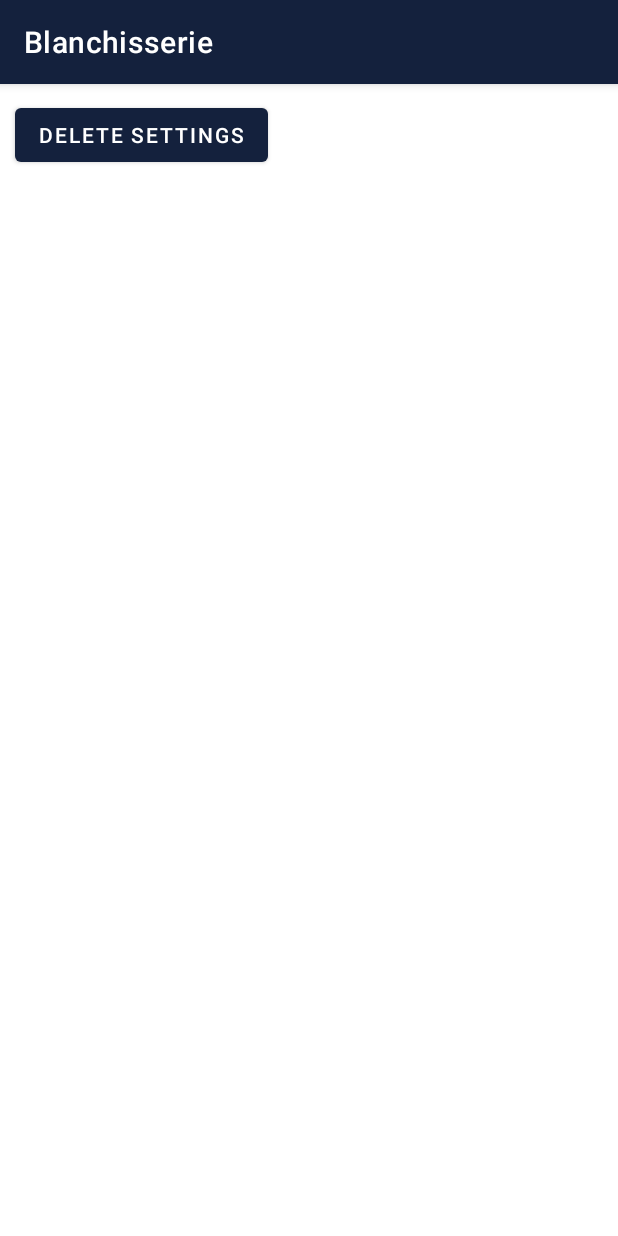
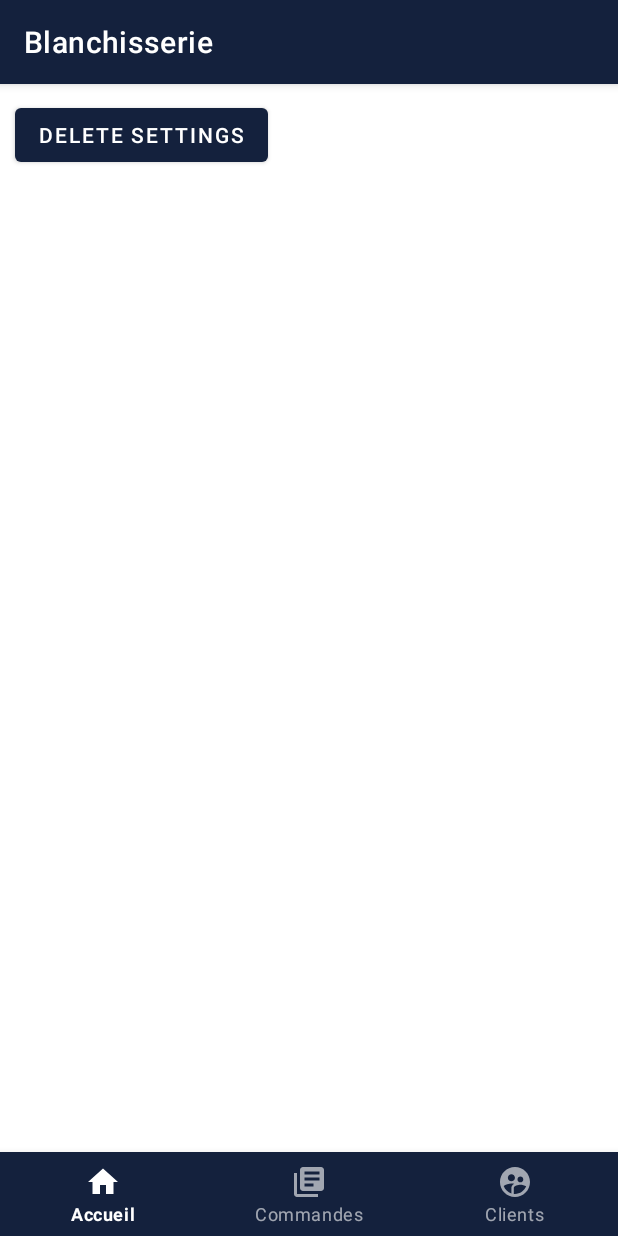
Before and after one commit to naoufalb99/blanchisserie-android, an Android app: the HomeActivity screen opened directly, with no data from a screen before it, on a phone screen of 412 x 824 dp. Run offline under Robolectric (Android 15) with nearby library versions, the phone set to English and light mode, and no system bars; our stand-ins replace Room's generated code.

Commit message:
wip: bottom nav

```diff
--- a/app/build.gradle
+++ b/app/build.gradle
@@ -37,6 +37,11 @@ dependencies {
 }
 
 dependencies {
+
+    implementation 'androidx.annotation:annotation:1.1.0'
+    implementation 'androidx.constraintlayout:constraintlayout:2.0.4'
+    implementation 'androidx.lifecycle:lifecycle-livedata-ktx:2.2.0'
+    implementation 'androidx.lifecycle:lifecycle-viewmodel-ktx:2.2.0'
     def room_version = "2.2.6"
 
     implementation "androidx.room:room-runtime:$room_version"
--- a/app/src/main/java/iao/master/blanchisserie/activities/HomeActivity.java
+++ b/app/src/main/java/iao/master/blanchisserie/activities/HomeActivity.java
@@ -12,10 +12,10 @@ import iao.master.blanchisserie.R;
 import iao.master.blanchisserie.daos.SettingsDao;
 import iao.master.blanchisserie.database.Database;
 
-
 public class HomeActivity extends AppCompatActivity {
 
     Button delete;
+
     @Override
     protected void onCreate(@Nullable Bundle savedInstanceState) {
         super.onCreate(savedInstanceState);
--- a/app/src/main/java/iao/master/blanchisserie/database/Database.java
+++ b/app/src/main/java/iao/master/blanchisserie/database/Database.java
@@ -13,10 +13,13 @@ import iao.master.blanchisserie.models.Settings;
 public abstract class Database extends RoomDatabase {
     private static Database db;
 
-    public static synchronized Database getInstance(Context context){
-        if(db == null){
+    public static synchronized Database getInstance(Context context) {
+        if (db == null) {
             db = Room.databaseBuilder(context,
-                    Database.class, "Blanchisserie").allowMainThreadQueries().build();
+                    Database.class, "Blanchisserie")
+                    .allowMainThreadQueries()
+                    .fallbackToDestructiveMigration()
+                    .build();
         }
         return db;
     }
--- /dev/null
+++ b/app/src/main/res/drawable/ic_baseline_clients_circle_24.xml
@@ -0,0 +1,10 @@
+<vector xmlns:android="http://schemas.android.com/apk/res/android"
+    android:width="24dp"
+    android:height="24dp"
+    android:viewportWidth="24"
+    android:viewportHeight="24"
+    android:tint="?attr/colorControlNormal">
+  <path
+      android:fillColor="@android:color/white"
+      android:pathData="M11.99,2c-5.52,0 -10,4.48 -10,10s4.48,10 10,10 10,-4.48 10,-10 -4.48,-10 -10,-10zM15.6,8.34c1.07,0 1.93,0.86 1.93,1.93 0,1.07 -0.86,1.93 -1.93,1.93 -1.07,0 -1.93,-0.86 -1.93,-1.93 -0.01,-1.07 0.86,-1.93 1.93,-1.93zM9.6,6.76c1.3,0 2.36,1.06 2.36,2.36 0,1.3 -1.06,2.36 -2.36,2.36s-2.36,-1.06 -2.36,-2.36c0,-1.31 1.05,-2.36 2.36,-2.36zM9.6,15.89v3.75c-2.4,-0.75 -4.3,-2.6 -5.14,-4.96 1.05,-1.12 3.67,-1.69 5.14,-1.69 0.53,0 1.2,0.08 1.9,0.22 -1.64,0.87 -1.9,2.02 -1.9,2.68zM11.99,20c-0.27,0 -0.53,-0.01 -0.79,-0.04v-4.07c0,-1.42 2.94,-2.13 4.4,-2.13 1.07,0 2.92,0.39 3.84,1.15 -1.17,2.97 -4.06,5.09 -7.45,5.09z"/>
+</vector>
--- /dev/null
+++ b/app/src/main/res/drawable/ic_baseline_home_24.xml
@@ -0,0 +1,10 @@
+<vector xmlns:android="http://schemas.android.com/apk/res/android"
+    android:width="24dp"
+    android:height="24dp"
+    android:viewportWidth="24"
+    android:viewportHeight="24"
+    android:tint="?attr/colorControlNormal">
+  <path
+      android:fillColor="@android:color/white"
+      android:pathData="M10,20v-6h4v6h5v-8h3L12,3 2,12h3v8z"/>
+</vector>
--- /dev/null
+++ b/app/src/main/res/drawable/ic_baseline_orders_24.xml
@@ -0,0 +1,10 @@
+<vector xmlns:android="http://schemas.android.com/apk/res/android"
+    android:width="24dp"
+    android:height="24dp"
+    android:viewportWidth="24"
+    android:viewportHeight="24"
+    android:tint="?attr/colorControlNormal">
+  <path
+      android:fillColor="@android:color/white"
+      android:pathData="M4,6L2,6v14c0,1.1 0.9,2 2,2h14v-2L4,20L4,6zM20,2L8,2c-1.1,0 -2,0.9 -2,2v12c0,1.1 0.9,2 2,2h12c1.1,0 2,-0.9 2,-2L22,4c0,-1.1 -0.9,-2 -2,-2zM19,11L9,11L9,9h10v2zM15,15L9,15v-2h6v2zM19,7L9,7L9,5h10v2z"/>
+</vector>
--- a/app/src/main/res/layout/activity_home.xml
+++ b/app/src/main/res/layout/activity_home.xml
@@ -1,19 +1,15 @@
 <?xml version="1.0" encoding="utf-8"?>
-<LinearLayout xmlns:android="http://schemas.android.com/apk/res/android"
+<RelativeLayout xmlns:android="http://schemas.android.com/apk/res/android"
+    xmlns:app="http://schemas.android.com/apk/res-auto"
     android:layout_width="match_parent"
     android:layout_height="match_parent"
     android:background="#FFFFFF"
-    android:orientation="horizontal">
+    android:orientation="vertical">
 
     <LinearLayout
-        android:layout_width="wrap_content"
-        android:layout_height="wrap_content"
-        android:layout_gravity="center"
-        android:layout_marginTop="50dp"
-        android:layout_marginBottom="10dp"
-        android:orientation="horizontal">
-
-    </LinearLayout>
+        android:layout_width="match_parent"
+        android:layout_height="match_parent"
+        android:layout_above="@id/bottom_navigation">
 
         <Button
             android:id="@+id/delete"
@@ -24,5 +20,13 @@
             android:layout_marginEnd="4dp"
             android:layout_marginBottom="10dp"
             android:text="Delete settings" />
+    </LinearLayout>
 
-</LinearLayout>
+    <com.google.android.material.bottomnavigation.BottomNavigationView
+        android:id="@+id/bottom_navigation"
+        style="@style/Widget.MaterialComponents.BottomNavigationView.Colored"
+        android:layout_width="match_parent"
+        android:layout_height="wrap_content"
+        android:layout_alignParentBottom="true"
+        app:menu="@menu/bottom_navigation_menu" />
+</RelativeLayout>
--- /dev/null
+++ b/app/src/main/res/menu/bottom_navigation_menu.xml
@@ -0,0 +1,18 @@
+<?xml version="1.0" encoding="utf-8"?>
+<menu xmlns:android="http://schemas.android.com/apk/res/android">
+    <item
+        android:id="@+id/menu_item_home"
+        android:enabled="true"
+        android:icon="@drawable/ic_baseline_home_24"
+        android:title="Accueil"/>
+    <item
+        android:id="@+id/menu_item_orders"
+        android:enabled="true"
+        android:icon="@drawable/ic_baseline_orders_24"
+        android:title="Commandes"/>
+    <item
+        android:id="@+id/menu_item_clients"
+        android:enabled="true"
+        android:icon="@drawable/ic_baseline_clients_circle_24"
+        android:title="Clients"/>
+</menu>
--- /dev/null
+++ b/app/src/main/res/values/dimens.xml
@@ -0,0 +1,5 @@
+<resources>
+    <!-- Default screen margins, per the Android Design guidelines. -->
+    <dimen name="fragment_horizontal_margin">16dp</dimen>
+    <dimen name="fragment_vertical_margin">16dp</dimen>
+</resources>
--- a/app/src/main/res/values/strings.xml
+++ b/app/src/main/res/values/strings.xml
@@ -1,3 +1,12 @@
 <resources>
     <string name="app_name">Blanchisserie</string>
+    <!-- Strings related to login -->
+    <string name="prompt_email">Email</string>
+    <string name="prompt_password">Password</string>
+    <string name="action_sign_in">Sign in or register</string>
+    <string name="action_sign_in_short">Sign in</string>
+    <string name="welcome">"Welcome!"</string>
+    <string name="invalid_username">Not a valid username</string>
+    <string name="invalid_password">Password must be >5 characters</string>
+    <string name="login_failed">"Login failed"</string>
 </resources>
```
Lines whose indentation alone changed are shown as unchanged.
